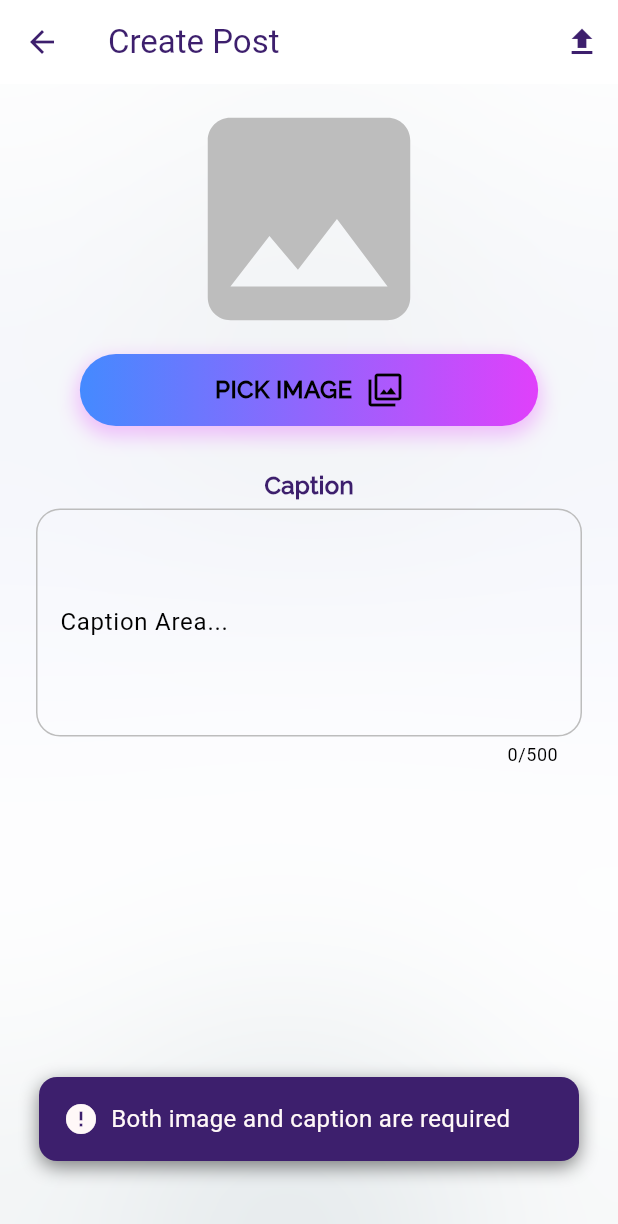
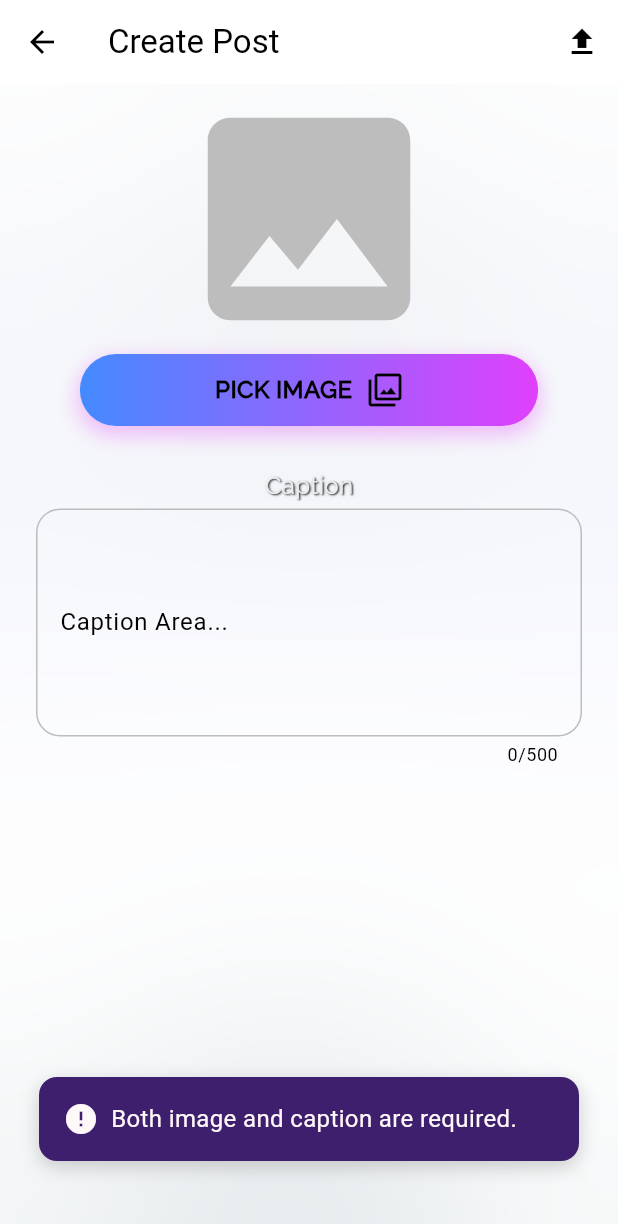
Before and after one commit to NovaLogics/lyxa-live-flutter-app, a Flutter app: the UploadPostScreen screen opened directly, after a tap on the "upload" icon, on a phone screen of 412 x 824 dp. Shown: the top 1224 px of the screen. Run offline on Flutter 3.47's test engine with Material 3 defaults, Android fonts, the phone set to English and light mode, and no system bars; our stand-ins replace cached_network_image, carousel_slider, cloud_firestore, file_picker, firebase_auth, firebase_core and 8 more; accounts and stored records are empty; generated files the repository leaves out were written again.

Commit message:
feat [ post ]: Impl Screen [ UploadPostScreen ] > Stage 2.6

```diff
--- a/lib/src/features/post/ui/screens/upload_post_screen.dart
+++ b/lib/src/features/post/ui/screens/upload_post_screen.dart
@@ -33,35 +33,21 @@ class UploadPostScreen extends StatefulWidget {
 }
 
 class _UploadPostScreenState extends State<UploadPostScreen> {
-  late final authCubit = context.read<AuthCubit>();
-  // Mobile Image Pick
-  PlatformFile? imagePickedFile;
-
-  // Web Image Pick
-  Uint8List? pickedImage;
-
-  //Bio Text Controller
-  final textController = TextEditingController();
-
-  // Current user
-  // AppUser? currentUser;
+  late final AuthCubit authCubit = context.read<AuthCubit>();
   late AppUser? currentUser = authCubit.currentUser;
 
-  // On Startup
+  Uint8List? selectedImage;  // Selected image bytes for web
+
+  final TextEditingController captionController = TextEditingController();
+
   @override
-  void initState() {
-    super.initState();
-
-    // getCurrentUser();
+  void dispose() {
+    captionController.dispose();
+    super.dispose();
   }
 
-  void getCurrentUser() async {
-    final authCubit = context.read<AuthCubit>();
-    currentUser = authCubit.currentUser;
-  }
-
-  // Pick image
-  Future<void> pickCropCompressImage() async {
+  /// Handles image selection, cropping, and compression
+  Future<void> handleImageSelection() async {
     try {
       final pickedFile = await FilePicker.platform.pickFiles(
         type: FileType.image,
@@ -70,49 +56,52 @@ class _UploadPostScreenState extends State<UploadPostScreen> {
 
       if (pickedFile == null) return;
 
-      // Platform -> WEB
       if (kIsWeb) {
+        // Handle web image selection
         setState(() {
-          pickedImage = pickedFile.files.single.bytes;
+          selectedImage = pickedFile.files.single.bytes;
         });
+      } else {
+        // Handle mobile image selection and cropping
+        await _processMobileImage(pickedFile.files.single.path!);
       }
-      // Platform -> MOBILE
-      else {
+      Logger.logDebug(AppStrings.imagePickedSuccessfully);
+    } catch (e) {
+      Logger.logError(e.toString());
+    }
+  }
+
+  /// Processes mobile images by cropping and compressing
+  Future<void> _processMobileImage(String filePath) async {
     final croppedFile = await ImageCropper().cropImage(
-          sourcePath: pickedFile.files.single.path!,
+      sourcePath: filePath,
       compressFormat: ImageCompressFormat.jpg,
       compressQuality: 95,
-          uiSettings: _getCropperSettings(),
+      uiSettings: _getImageCropperSettings(),
     );
 
     if (croppedFile == null) return;
 
-        final compressedImage = await compressImage(croppedFile.path);
+    final compressedImage = await _compressImage(croppedFile.path);
     if (compressedImage != null) {
       setState(() {
-            pickedImage = compressedImage;
+        selectedImage = compressedImage;
       });
-          Logger.logDebug(AppStrings.imagePickedSuccessfully);
-        }
-      }
-    } catch (error) {
-      Logger.logError(error.toString());
     }
   }
 
-  List<PlatformUiSettings> _getCropperSettings() {
+  /// Returns platform-specific image cropper settings
+  List<PlatformUiSettings> _getImageCropperSettings() {
     return [
       AndroidUiSettings(
         toolbarTitle: AppStrings.cropperTitle,
         toolbarColor: Colors.deepPurple,
         toolbarWidgetColor: Colors.white,
-        initAspectRatio: CropAspectRatioPreset.square,
         lockAspectRatio: true,
         aspectRatioPresets: [
           CropAspectRatioPreset.square,
           CropAspectRatioPreset.ratio16x9,
           CropAspectRatioPreset.ratio4x3,
-          CropAspectRatioPreset.ratio3x2,
         ],
       ),
       IOSUiSettings(
@@ -121,13 +110,13 @@ class _UploadPostScreenState extends State<UploadPostScreen> {
           CropAspectRatioPreset.square,
           CropAspectRatioPreset.ratio16x9,
           CropAspectRatioPreset.ratio4x3,
-          CropAspectRatioPreset.ratio3x2,
         ],
       ),
     ];
   }
 
-  Future<Uint8List?> compressImage(String filePath) async {
+  /// Compresses image to reduce size
+  Future<Uint8List?> _compressImage(String filePath) async {
     return await FlutterImageCompress.compressWithFile(
       filePath,
       minWidth: 800,
@@ -136,84 +125,43 @@ class _UploadPostScreenState extends State<UploadPostScreen> {
     );
   }
 
-  // Create & upload post
-  void uploadPost() async {
-    final text = textController.text.trim();
+  /// Handles post creation and upload
+  void createAndUploadPost() {
+    final caption = captionController.text.trim();
 
-    Logger.logDebug('currentUser : ${currentUser!.toString()}');
-
-    // Check if both image and caption are provided
-    if (pickedImage == null || text.isEmpty) {
+    if (selectedImage == null || caption.isEmpty) {
       ToastMessengerUnit.showToast(
         context: context,
-        message: 'Both image and caption are required',
+        message: AppStrings.errorImageAndCaptionRequired,
         icon: Icons.error,
         backgroundColor: AppColors.bluePurpleShade900X,
         textColor: AppColors.whiteShade,
-        shadowColor: AppColors.blackShade,
-        duration: ToastDuration.second7,
       );
-
       return;
     }
 
-    // Create a new Post
-    final newPost = Post(
+    final post = Post(
       id: DateTime.now().microsecondsSinceEpoch.toString(),
       userId: currentUser!.uid,
       userName: currentUser!.name,
-      text: text,
+      text: caption,
       imageUrl: '',
       timestamp: DateTime.now(),
       likes: [],
       comments: [],
     );
 
-    // PostCubit
-    final postCubit = context.read<PostCubit>();
-
-    postCubit.createPost(
-      newPost,
-      imageBytes: pickedImage,
-    );
-
-    // // Upload Web
-    // if (kIsWeb) {
-    //   postCubit.createPost(
-    //     newPost,
-    //     imageBytes: imagePickedFile?.bytes,
-    //   );
-    // }
-    // // Upload Mobile
-    // else {
-    //   postCubit.createPost(
-    //     newPost,
-    //     imagePath: imagePickedFile?.path,
-    //   );
-    // }
+    context.read<PostCubit>().createPost(post, imageBytes: selectedImage);
   }
 
-  @override
-  void dispose() {
-    textController.dispose();
-    super.dispose();
-  }
-
-  // Build UI
   @override
   Widget build(BuildContext context) {
     return BlocConsumer<PostCubit, PostState>(
       builder: (context, state) {
-        Logger.logDebug(state.toString());
-        // Loading or Uploading
         if (state is PostLoading || state is PostUploading) {
-          return const Scaffold(
-            body: Center(
-              child: CircularProgressIndicator(),
-            ),
-          );
+          return const Scaffold(body: Center(child: CircularProgressIndicator()));
         }
-        // Build upload page
+
         return Scaffold(
           body: Stack(
             children: [
@@ -223,7 +171,6 @@ class _UploadPostScreenState extends State<UploadPostScreen> {
           ),
         );
       },
-      // Go to previous screen when upload is done & posts are loaded
       listener: (context, state) {
         if (state is PostLoaded) {
           Navigator.pop(context);
@@ -241,87 +188,66 @@ class _UploadPostScreenState extends State<UploadPostScreen> {
     );
   }
 
-  Widget _buildPickImageButton() {
-    return Center(
-      child: GradientButton(
-        text: AppStrings.pickImage.toUpperCase(),
-        onPressed: pickCropCompressImage,
-        textStyle: AppTextStyles.buttonTextPrimary.copyWith(
-          color: Theme.of(context).colorScheme.inversePrimary,
+  Widget _buildUploadPage() {
+    return ScrollableScaffold(
+      appBar: AppBar(
+        title: const Text(AppStrings.createPost),
+        actions: [
+          IconButton(
+            onPressed: createAndUploadPost,
+            icon: const Icon(Icons.upload),
+          )
+        ],
       ),
-        icon: Icon(Icons.filter,
-            color: Theme.of(context).colorScheme.inversePrimary),
+      body: Column(
+        children: [
+          _buildImagePreview(),
+          _buildPickImageButton(),
+          const SizedBox(height: AppDimens.spacing28),
+          _buildCaptionInput(),
+        ],
       ),
     );
   }
 
-  Widget _buildCaptionSection() {
+  Widget _buildImagePreview() {
+    return selectedImage != null
+        ? Padding(
+            padding: const EdgeInsets.all(AppDimens.padding8),
+            child: Image.memory(selectedImage!, width: double.infinity, fit: BoxFit.contain),
+          )
+        : Icon(Icons.image, size: AppDimens.imageSize180, color: Theme.of(context).colorScheme.outline);
+  }
+
+  Widget _buildPickImageButton() {
+    return Center(
+      child: GradientButton(
+        text: AppStrings.pickImageButton.toUpperCase(),
+        onPressed: handleImageSelection,
+        textStyle: AppTextStyles.buttonTextPrimary.copyWith(
+          color: Theme.of(context).colorScheme.inversePrimary,
+        ),
+        icon: Icon(Icons.filter, color: Theme.of(context).colorScheme.inversePrimary),
+      ),
+    );
+  }
+
+  Widget _buildCaptionInput() {
     return Padding(
-      padding: const EdgeInsets.symmetric(horizontal: AppDimens.size24),
+      padding: const EdgeInsets.symmetric(horizontal: AppDimens.padding24),
       child: Column(
         crossAxisAlignment: CrossAxisAlignment.center,
         children: [
-          Text(
-            'Caption',
-            style: AppTextStyles.subtitleSecondary.copyWith(
-              color: Theme.of(context).colorScheme.onPrimary,
-              fontWeight: FontWeight.bold,
-              shadows: [],
-            ),
-          ),
-          const SizedBox(height: AppDimens.size4),
+          const Text(AppStrings.caption, style: AppTextStyles.subtitleSecondary),
+          const SizedBox(height: AppDimens.spacing4),
           MultilineTextFieldUnit(
-            controller: textController,
-            labelText: 'Caption Area...',
-            hintText: 'Add post caption here..',
+            controller: captionController,
+            labelText: AppStrings.captionLabel,
+            hintText: AppStrings.captionHint,
             maxLength: MAX_LENGTH_POST_FIELD,
           ),
         ],
       ),
     );
   }
-
-  Widget _buildUploadPage() {
-    return ScrollableScaffold(
-      // App Bar
-      appBar: AppBar(
-        foregroundColor: Theme.of(context).colorScheme.onPrimary,
-        title: const Text("Create Post"),
-        actions: [
-          // Upload button
-          IconButton(
-            onPressed: uploadPost,
-            icon: const Icon(Icons.upload),
-          )
-        ],
-      ),
-      // Body
-      body: Column(
-        children: [
-          // Image preview for web
-          (pickedImage != null)
-              ? Padding(
-                  padding: const EdgeInsets.all(8.0),
-                  child: Image.memory(
-                    pickedImage!,
-                    width: double.infinity,
-                    fit: BoxFit.contain,
-                  ),
-                )
-              : Icon(
-                  Icons.image,
-                  size: AppDimens.imageSize180,
-                  color: Theme.of(context).colorScheme.outline,
-                ),
-
-          // Pick image button
-          _buildPickImageButton(),
-          const SizedBox(height: AppDimens.size28),
-
-          // Caption Text
-          _buildCaptionSection(),
-        ],
-      ),
-    );
 }
-}
```
Lines whose indentation alone changed are shown as unchanged.
